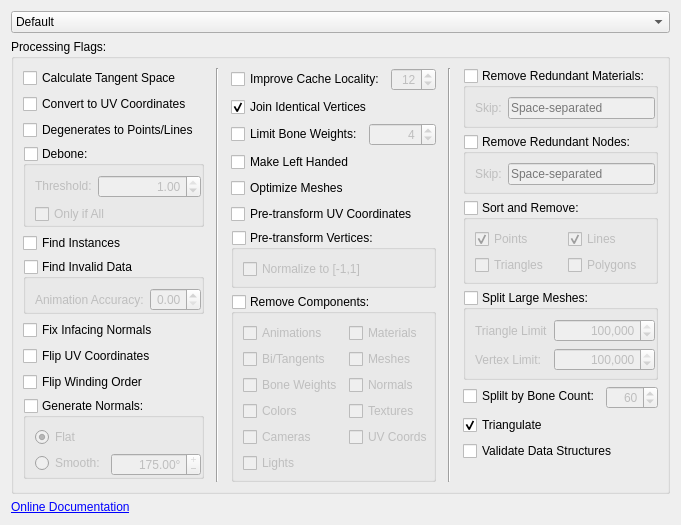
The window that forms/repowidgetassimpflags.ui (3drepo/3drepogui) describes before a commit, drawn with Qt 5.
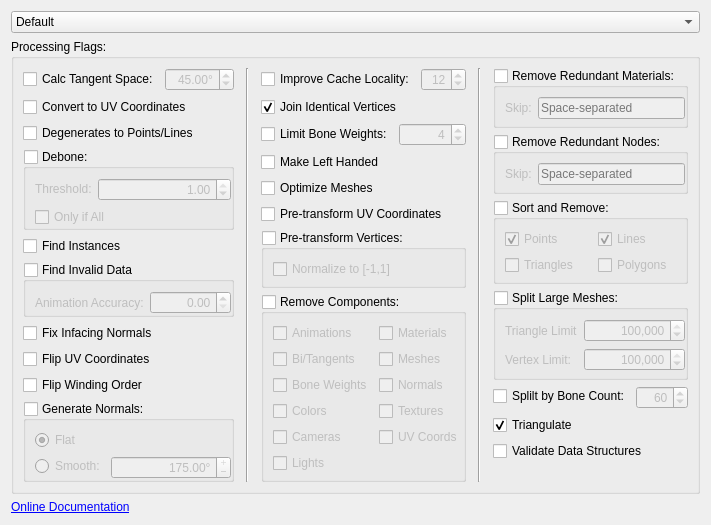
The same window after the commit.

Commit message: Added tangent smoothing angle to the settings.

The edit to the form file:
```diff
--- a/forms/repowidgetassimpflags.ui
+++ b/forms/repowidgetassimpflags.ui
@@ -6,7 +6,7 @@
    <rect>
     <x>0</x>
     <y>0</y>
-    <width>606</width>
+    <width>637</width>
     <height>463</height>
    </rect>
   </property>
@@ -69,10 +69,68 @@
           <number>0</number>
          </property>
          <item>
-          <widget class="QCheckBox" name="calculateTangentSpaceCheckBox">
-           <property name="text">
-            <string>Calculate Tangent Space</string>
+          <widget class="QFrame" name="frame_7">
+           <property name="frameShape">
+            <enum>QFrame::NoFrame</enum>
            </property>
+           <property name="frameShadow">
+            <enum>QFrame::Plain</enum>
+           </property>
+           <property name="lineWidth">
+            <number>0</number>
+           </property>
+           <layout class="QHBoxLayout" name="horizontalLayout_4">
+            <property name="leftMargin">
+             <number>0</number>
+            </property>
+            <property name="topMargin">
+             <number>0</number>
+            </property>
+            <property name="rightMargin">
+             <number>0</number>
+            </property>
+            <property name="bottomMargin">
+             <number>0</number>
+            </property>
+            <item>
+             <widget class="QCheckBox" name="calculateTangentSpaceCheckBox">
+              <property name="text">
+               <string>Calc Tangent Space:</string>
+              </property>
+             </widget>
+            </item>
+            <item>
+             <widget class="QDoubleSpinBox" name="calculateTangentSpaceDoubleSpinBox">
+              <property name="enabled">
+               <bool>false</bool>
+              </property>
+              <property name="toolTip">
+               <string>Maximum smoothing angle</string>
+              </property>
+              <property name="whatsThis">
+               <string>Maximum angle between two vertex tangents</string>
+              </property>
+              <property name="alignment">
+               <set>Qt::AlignRight|Qt::AlignTrailing|Qt::AlignVCenter</set>
+              </property>
+              <property name="accelerated">
+               <bool>true</bool>
+              </property>
+              <property name="suffix">
+               <string>°</string>
+              </property>
+              <property name="maximum">
+               <double>175.000000000000000</double>
+              </property>
+              <property name="singleStep">
+               <double>5.000000000000000</double>
+              </property>
+              <property name="value">
+               <double>45.000000000000000</double>
+              </property>
+             </widget>
+            </item>
+           </layout>
           </widget>
          </item>
          <item>
```
The commit also changes 3 other files.
